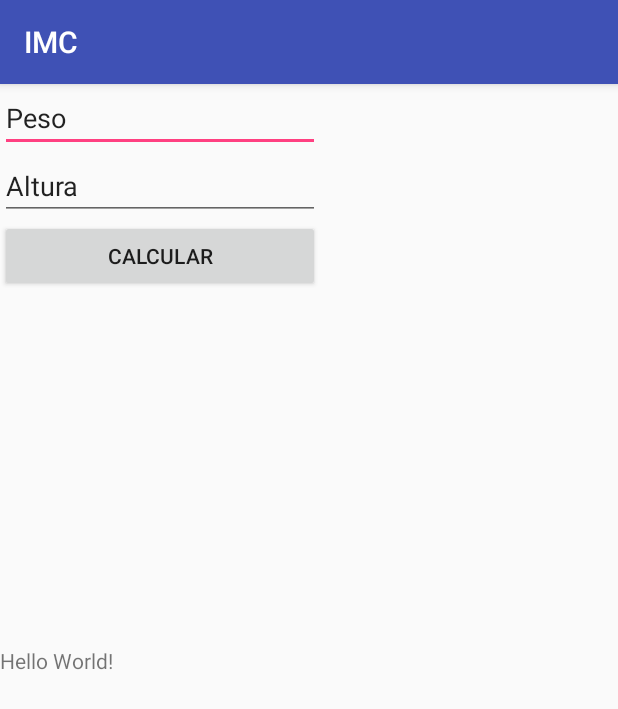
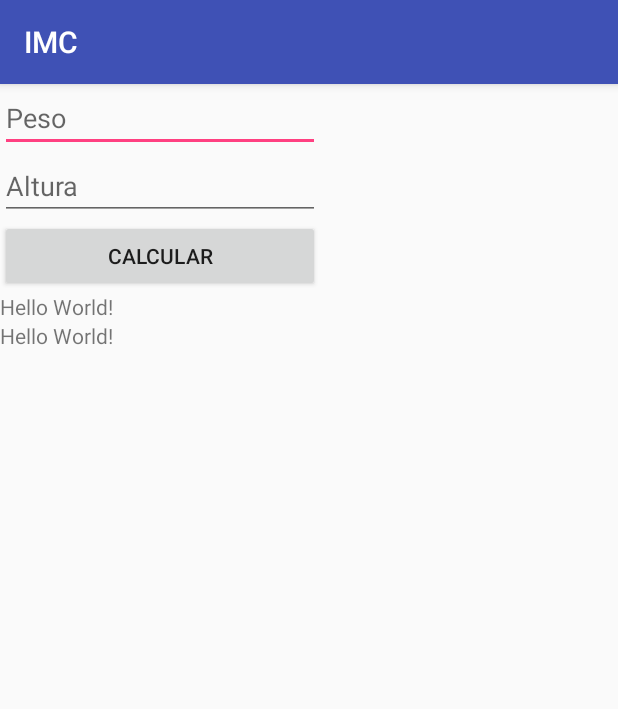
Before and after one commit to iurimoreira/BMI-Calculator, an Android app: the screen it shows after launch (MainActivity), on a phone screen of 412 x 824 dp. Shown: the top 709 px of the screen. Run offline under Robolectric (Android 15) with nearby library versions, the phone set to English and light mode, and no system bars.

Commit message:
Added the BMI scenarios
Added the BMI scenarios

```diff
--- a/app/src/main/res/layout/activity_main.xml
+++ b/app/src/main/res/layout/activity_main.xml
@@ -15,23 +15,23 @@
 
         <EditText
             android:id="@+id/txt_peso"
+            android:hint="Peso"
             android:layout_width="match_parent"
             android:layout_height="wrap_content"
             android:ems="10"
             android:inputType="textPersonName"
-            android:text="Peso"
             tools:ignore="MissingConstraints"
             tools:layout_editor_absoluteX="16dp"
             tools:layout_editor_absoluteY="67dp" />
 
         <EditText
             android:id="@+id/txt_altura"
+            android:hint="Altura"
             android:layout_width="match_parent"
             android:layout_height="wrap_content"
             android:ems="10"
             android:inputType="textPersonName"
-            android:text="Altura"
-            tools:ignore="HardcodedText,MissingConstraints"
+            tools:ignore="MissingConstraints"
             tools:layout_editor_absoluteX="16dp"
             tools:layout_editor_absoluteY="16dp" />
 
@@ -44,8 +44,6 @@
             tools:layout_editor_absoluteX="16dp"
             tools:layout_editor_absoluteY="122dp" />
 
-    </LinearLayout>
-
         <TextView
             android:id="@+id/txt_resultado"
             android:layout_width="match_parent"
@@ -56,4 +54,16 @@
             app:layout_constraintRight_toRightOf="parent"
             app:layout_constraintTop_toTopOf="parent" />
 
+        <TextView
+            android:id="@+id/txt_classificacao"
+            android:layout_width="match_parent"
+            android:layout_height="wrap_content"
+            android:text="Hello World!"
+            app:layout_constraintBottom_toBottomOf="parent"
+            app:layout_constraintLeft_toLeftOf="parent"
+            app:layout_constraintRight_toRightOf="parent"
+            app:layout_constraintTop_toTopOf="parent" />
+
+    </LinearLayout>
+
 </android.support.constraint.ConstraintLayout>
```
Also changed, not shown: app/src/main/java/moreira/iuri/imc/MainActivity.java (+31 -2 lines). Lines whose indentation alone changed are shown as unchanged.
